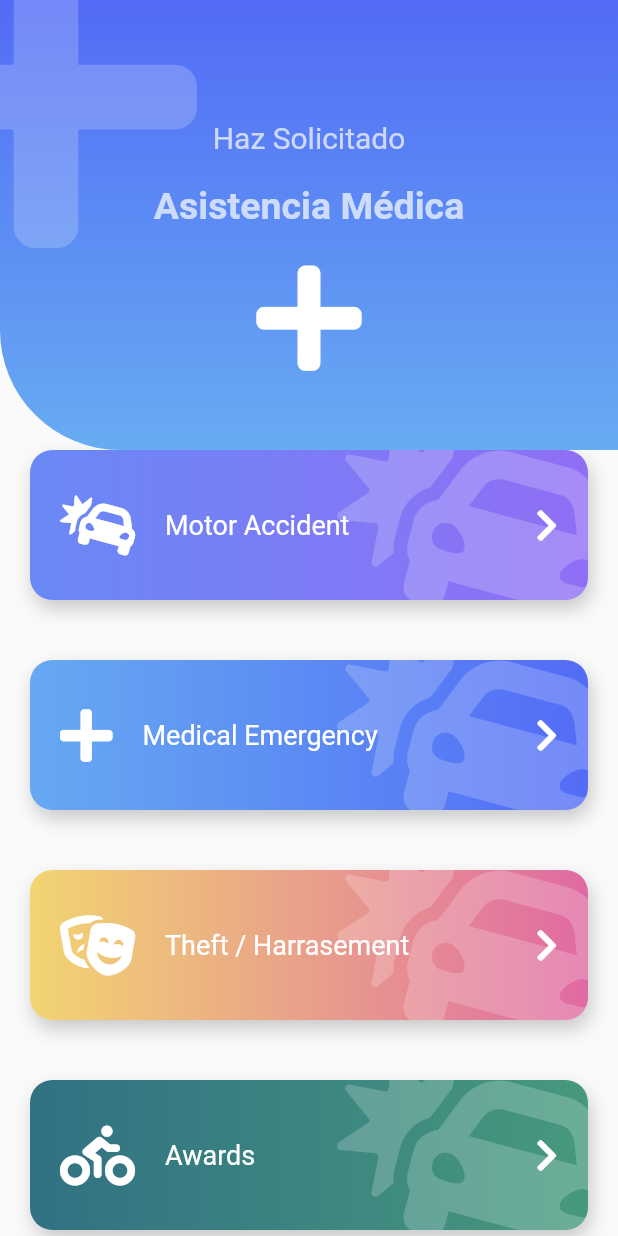
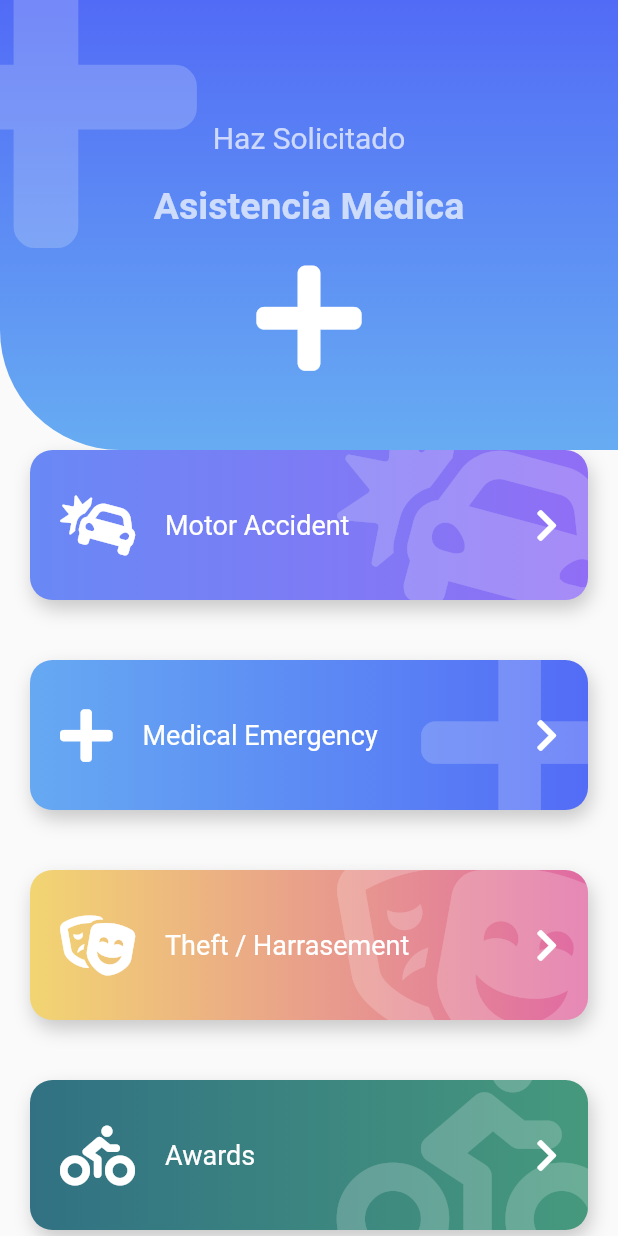
Before and after one commit to FKSAxell/emergency_layout, a Flutter app: the screen it shows after launch, on a phone screen of 412 x 824 dp. Run offline on Flutter 3.47's test engine with Material 2 defaults, Android fonts, the phone set to English and light mode, and no system bars; our stand-ins replace flutter_svg, font_awesome_flutter.

Commit message:
Fix Icon

```diff
--- a/lib/src/widgets/boton_gordo.dart
+++ b/lib/src/widgets/boton_gordo.dart
@@ -23,6 +23,7 @@ class BotonGordo extends StatelessWidget {
       child: Stack(
         children: [
           _BotonGordoBackground(
+            icon: this.icon,
             color1: this.color1,
             color2: this.color2,
           ),
@@ -63,10 +64,12 @@ class BotonGordo extends StatelessWidget {
 }
 
 class _BotonGordoBackground extends StatelessWidget {
+  final IconData icon;
   final Color color1;
   final Color color2;
 
   const _BotonGordoBackground({
+    @required this.icon,
     @required this.color1,
     @required this.color2,
   });
@@ -80,7 +83,7 @@ class _BotonGordoBackground extends StatelessWidget {
             Positioned(
               right: -20,
               top: -20,
-              child: FaIcon(FontAwesomeIcons.carCrash,
+              child: FaIcon(this.icon,
                   size: 150, color: Colors.white.withOpacity(0.2)),
             ),
           ],
```
